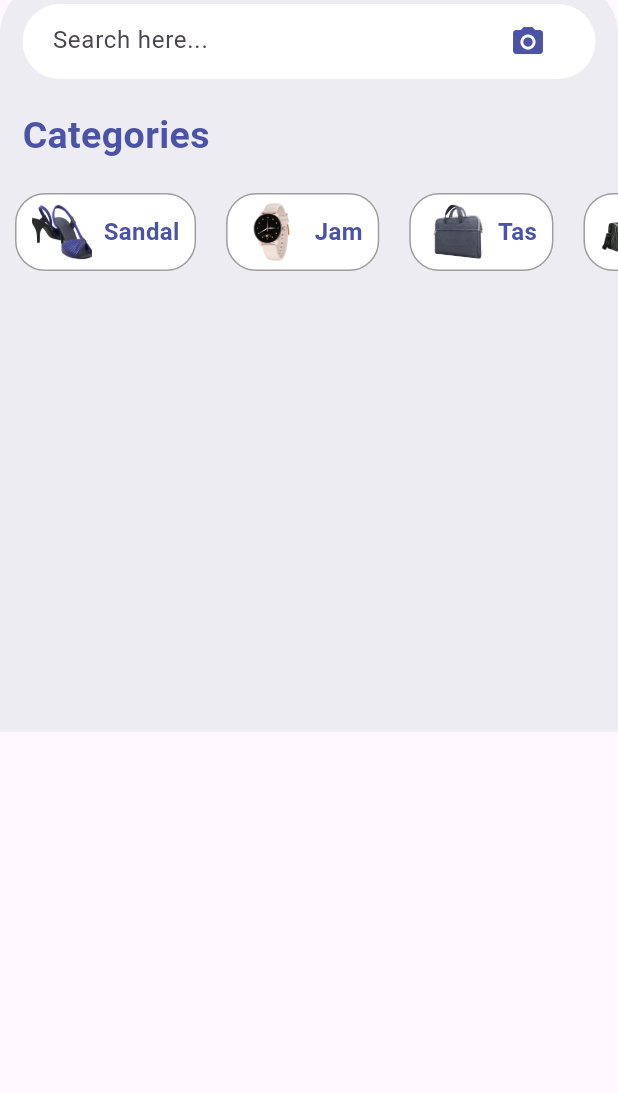
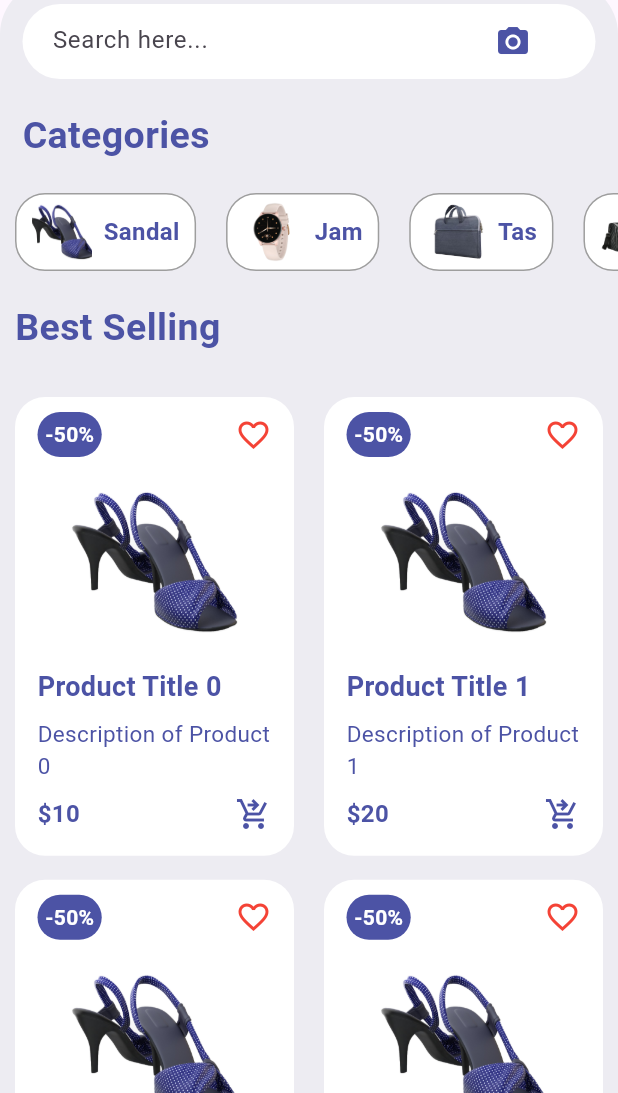
Before and after one commit to ricofrijayaspane/gomart-flutter, a Flutter app: the screen it shows after launch, on a phone screen of 412 x 824 dp, the part 143-1236 px from its top. Run offline on Flutter 3.47's test engine with Material 3 defaults, Android fonts, the phone set to English and light mode, and no system bars; drawn by our look-alikes of badges; our stand-ins replace get.

Commit message:
feat: add product

```diff
--- a/lib/pages/home_page.dart
+++ b/lib/pages/home_page.dart
@@ -2,6 +2,7 @@ import 'package:flutter/material.dart';
 import 'package:gomart/customs/app_colors.dart';
 import 'package:gomart/widgets/category_widget.dart';
 import 'package:gomart/widgets/home_appbar.dart';
+import 'package:gomart/widgets/product_widget.dart';
 
 class HomePage extends StatelessWidget {
   const HomePage({super.key});
@@ -9,11 +10,13 @@ class HomePage extends StatelessWidget {
   @override
   Widget build(BuildContext context) {
     return Scaffold(
-      body: ListView(
+      body: SafeArea(
+        child: Column(
           children: [
             HomeAppbar(),
-          Container(
-            height: 500,
+            Expanded(
+              child: SingleChildScrollView(
+                child: Container(
                   padding: EdgeInsets.only(top: 15),
                   decoration: BoxDecoration(
                     color: AppColors.background,
@@ -37,7 +40,7 @@ class HomePage extends StatelessWidget {
                             Container(
                               margin: EdgeInsets.symmetric(horizontal: 5),
                               height: 50,
-                        width: 300,
+                              width: 290,
                               child: TextField(
                                 decoration: InputDecoration(
                                     hintText: 'Search here...',
@@ -53,7 +56,8 @@ class HomePage extends StatelessWidget {
                       ),
                       Container(
                         alignment: Alignment.centerLeft,
-                  margin: EdgeInsets.symmetric(horizontal: 15, vertical: 20),
+                        margin:
+                            EdgeInsets.symmetric(horizontal: 15, vertical: 20),
                         child: Text(
                           'Categories',
                           style: TextStyle(
@@ -64,11 +68,28 @@ class HomePage extends StatelessWidget {
                         ),
                       ),
                       CategoryWidget(),
+                      Container(
+                        alignment: Alignment.centerLeft,
+                        margin:
+                            EdgeInsets.symmetric(vertical: 20, horizontal: 10),
+                        child: Text(
+                          'Best Selling',
+                          style: TextStyle(
+                            color: AppColors.primary,
+                            fontWeight: FontWeight.bold,
+                            fontSize: 25,
+                          ),
+                        ),
+                      ),
+                      ProductWidget(), // Pastikan `ProductWidget` menggunakan shrinkWrap:true
                     ],
+                  ),
+                ),
               ),
             ),
           ],
         ),
+      ),
     );
   }
 }
--- /dev/null
+++ b/lib/widgets/product_widget.dart
@@ -0,0 +1,107 @@
+import 'package:flutter/material.dart';
+import 'package:gomart/customs/app_colors.dart';
+
+class ProductWidget extends StatelessWidget {
+  const ProductWidget({super.key});
+
+  @override
+  Widget build(BuildContext context) {
+    return GridView.builder(
+      physics: NeverScrollableScrollPhysics(),
+      shrinkWrap: true,
+      gridDelegate: SliverGridDelegateWithFixedCrossAxisCount(
+        crossAxisCount: 2,
+        childAspectRatio: 0.64,
+      ),
+      itemCount: 10,
+      itemBuilder: (context, index) {
+        return Container(
+          padding: EdgeInsets.only(top: 10, left: 15, right: 15),
+          margin: EdgeInsets.symmetric(horizontal: 10, vertical: 8),
+          decoration: BoxDecoration(
+            color: Colors.white,
+            borderRadius: BorderRadius.circular(20),
+          ),
+          child: Column(
+            children: [
+              Row(
+                mainAxisAlignment: MainAxisAlignment.spaceBetween,
+                children: [
+                  Container(
+                    padding: EdgeInsets.all(5),
+                    decoration: BoxDecoration(
+                      color: AppColors.primary,
+                      borderRadius: BorderRadius.circular(20),
+                    ),
+                    child: Text(
+                      '-50%',
+                      style: TextStyle(
+                          color: Colors.white,
+                          fontSize: 14,
+                          fontWeight: FontWeight.bold),
+                    ),
+                  ),
+                  Icon(
+                    Icons.favorite_border,
+                    color: Colors.red,
+                  ),
+                ],
+              ),
+              InkWell(
+                onTap: () {},
+                child: Container(
+                  margin: EdgeInsets.all(10),
+                  child: Image.asset(
+                    'assets/images/categories-1.png',
+                    width: 120,
+                    height: 120,
+                  ),
+                ),
+              ),
+              Container(
+                padding: EdgeInsets.only(bottom: 8),
+                alignment: Alignment.centerLeft,
+                child: Text(
+                  'Product Title $index',
+                  style: TextStyle(
+                      fontSize: 18,
+                      fontWeight: FontWeight.bold,
+                      color: AppColors.primary),
+                ),
+              ),
+              Container(
+                alignment: Alignment.centerLeft,
+                child: Text(
+                  'Description of Product $index',
+                  style: TextStyle(
+                    fontSize: 15,
+                    color: AppColors.primary,
+                  ),
+                ),
+              ),
+              Padding(
+                padding: EdgeInsets.symmetric(vertical: 10),
+                child: Row(
+                  mainAxisAlignment: MainAxisAlignment.spaceBetween,
+                  children: [
+                    Text(
+                      '\$${(index + 1) * 10}',
+                      style: TextStyle(
+                          fontSize: 16,
+                          fontWeight: FontWeight.bold,
+                          color: AppColors.primary),
+                    ),
+                    Icon(
+                      Icons.shopping_cart_checkout,
+                      color: AppColors.primary,
+                    )
+                  ],
+                ),
+              ),
+            ],
+          ),
+        );
+      },
+    );
+  }
+}
```
Lines whose indentation alone changed are shown as unchanged.
